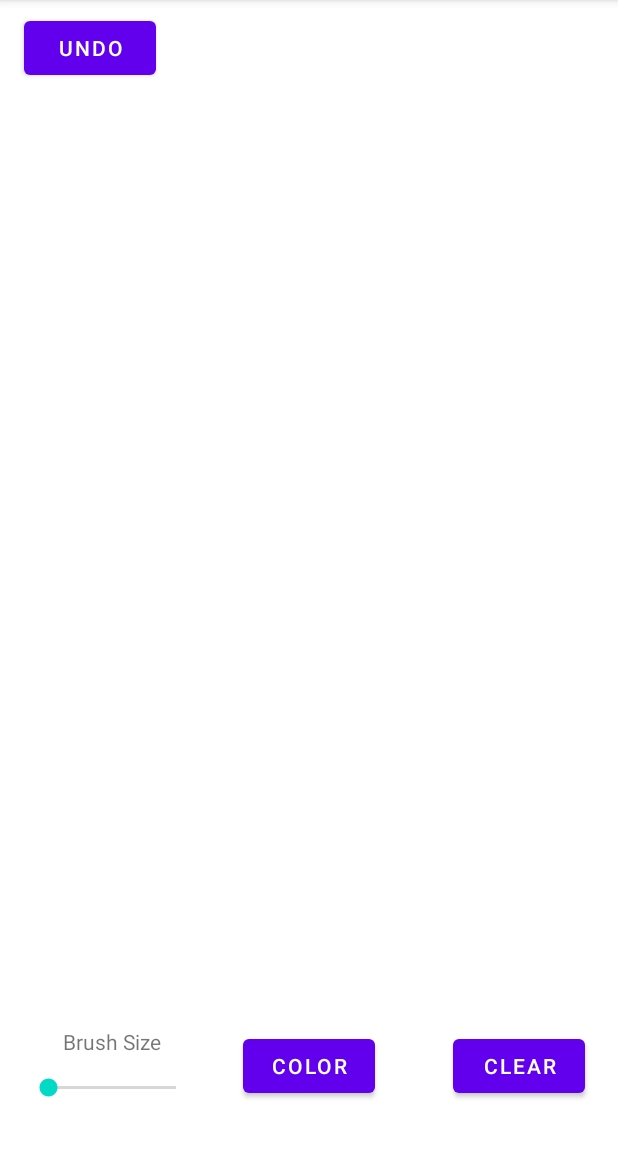
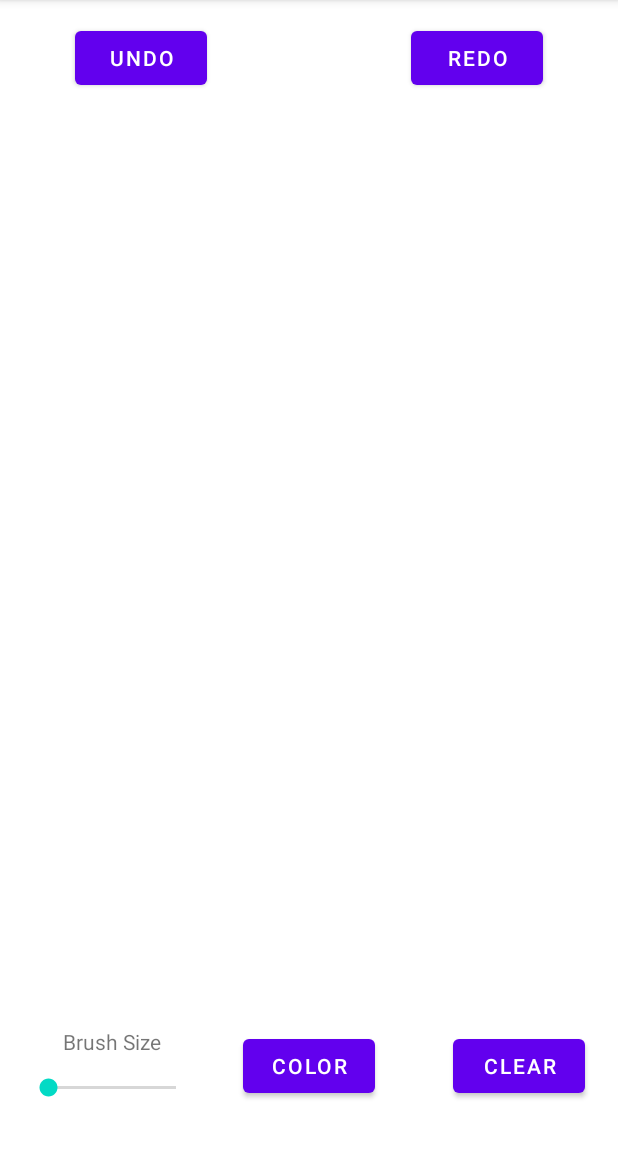
Before and after one commit to ryancev/CISC482Doodler, an Android app: the screen it shows after launch (MainActivity), on a phone screen of 412 x 824 dp, the part 84-1236 px from its top. Run offline under Robolectric (Android 15) with nearby library versions, the phone set to English and light mode, and no system bars; libraries missing offline, so code that uses them is left out: top.defaults.colorpicker.

Commit message:
Added redo button (working)

```diff
--- a/app/src/main/java/com/example/cisc482doodler/MainActivity.java
+++ b/app/src/main/java/com/example/cisc482doodler/MainActivity.java
@@ -19,6 +19,7 @@ public class MainActivity extends AppCompatActivity {
         Button clearButton = findViewById(R.id.clearButton);
         Button colorButton = findViewById(R.id.colorButton);
         Button undoButton = findViewById(R.id.undoButton);
+        Button redoButton = findViewById(R.id.redoButton);
 
         DoodleView doodleCanvas = findViewById(R.id.doodleView);
 
@@ -58,6 +59,13 @@ public class MainActivity extends AppCompatActivity {
             }
         });
 
+        redoButton.setOnClickListener(new View.OnClickListener() {
+            @Override
+            public void onClick(View v) {
+                doodleCanvas.redoButtonPressed();
+            }
+        });
+
         brushBar.setOnSeekBarChangeListener(new SeekBar.OnSeekBarChangeListener() {
             @Override
             public void onProgressChanged(SeekBar seekBar, int progress, boolean fromUser) { }
--- a/app/src/main/res/layout/activity_main.xml
+++ b/app/src/main/res/layout/activity_main.xml
@@ -6,17 +6,36 @@
         android:layout_width="match_parent"
         android:layout_height="match_parent"
         tools:context=".MainActivity">
-    <Button
-            android:text="Undo"
-            android:layout_width="wrap_content"
-            android:layout_height="wrap_content" android:id="@+id/undoButton"
-            app:layout_constraintStart_toStartOf="parent" app:layout_constraintHorizontal_bias="0.049"
-            app:layout_constraintEnd_toEndOf="parent" app:layout_constraintTop_toTopOf="parent"
-            app:layout_constraintBottom_toBottomOf="parent" app:layout_constraintVertical_bias="0.011"/>
+    <LinearLayout
+            android:orientation="vertical"
+            android:layout_width="0dp"
+            android:layout_height="67dp" app:layout_constraintTop_toTopOf="parent"
+            app:layout_constraintStart_toStartOf="parent" app:layout_constraintEnd_toEndOf="parent"
+            app:layout_constraintBottom_toTopOf="@+id/doodleView">
+        <androidx.constraintlayout.widget.ConstraintLayout
+                android:layout_width="match_parent"
+                android:layout_height="match_parent">
+
+            <Button
+                    android:text="Undo"
+                    android:layout_width="wrap_content"
+                    android:layout_height="wrap_content" android:id="@+id/undoButton"
+                    app:layout_constraintStart_toStartOf="parent"
+                    android:layout_marginStart="50dp" app:layout_constraintTop_toTopOf="parent"
+                    android:layout_marginTop="10dp" app:layout_constraintBottom_toBottomOf="parent"/>
+            <Button
+                    android:text="Redo"
+                    android:layout_width="wrap_content"
+                    android:layout_height="wrap_content" android:id="@+id/redoButton"
+                    app:layout_constraintTop_toTopOf="parent"
+                    app:layout_constraintBottom_toBottomOf="parent" android:layout_marginEnd="50dp"
+                    app:layout_constraintEnd_toEndOf="parent" android:layout_marginTop="10dp"/>
+        </androidx.constraintlayout.widget.ConstraintLayout>
+    </LinearLayout>
     <com.example.cisc482doodler.DoodleView
             android:layout_width="0dp"
             android:layout_height="570dp" android:id="@+id/doodleView" app:layout_constraintStart_toStartOf="parent"
-            app:layout_constraintTop_toTopOf="parent" android:layout_marginTop="56dp"
+            app:layout_constraintTop_toTopOf="parent" android:layout_marginTop="67dp"
     />
     <LinearLayout
             android:orientation="horizontal"
```
Also changed, not shown: app/src/main/java/com/example/cisc482doodler/DoodleView.java (+10 -3 lines).
